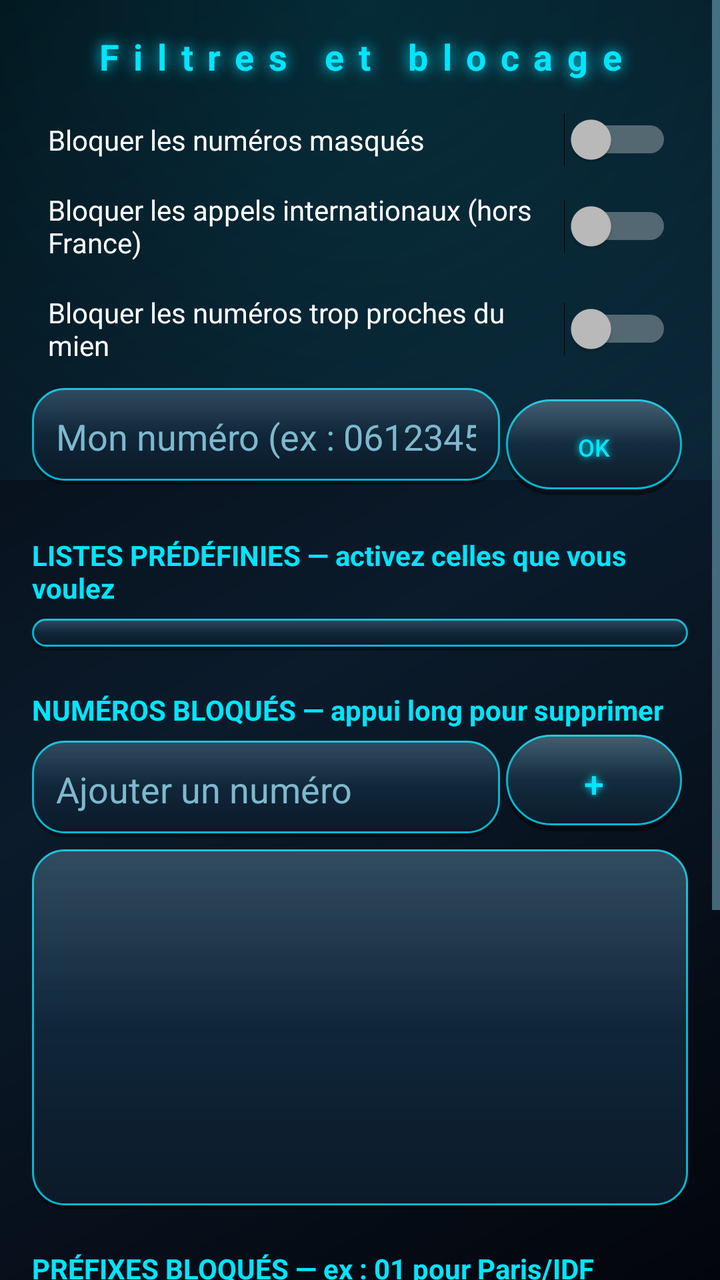
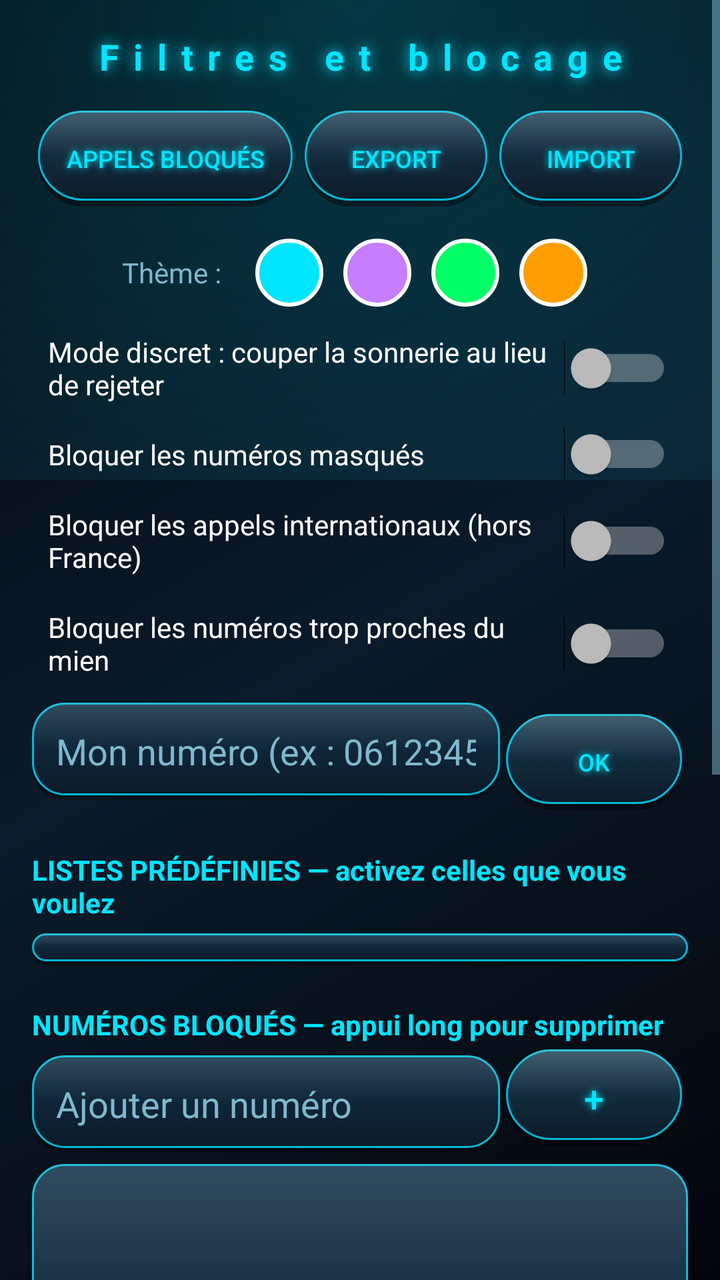

Compare the two renders of this Android layout. The source of the first and the diff that turns it into the second are given below.
<!-- AndroidManifest.xml: application theme AppTheme -->
<!-- res/layout/activity_filters.xml -->
<?xml version="1.0" encoding="utf-8"?>
<ScrollView xmlns:android="http://schemas.android.com/apk/res/android"
    android:layout_width="match_parent"
    android:layout_height="match_parent">

    <LinearLayout
        android:layout_width="match_parent"
        android:layout_height="wrap_content"
        android:orientation="vertical"
        android:padding="16dp">

        <TextView
            style="@style/NeonTitle"
            android:layout_width="match_parent"
            android:layout_height="wrap_content"
            android:gravity="center"
            android:text="@string/filters_title"
            android:textSize="18sp"
            android:paddingBottom="12dp" />

        <Switch android:id="@+id/swHidden"
            android:layout_width="match_parent" android:layout_height="wrap_content"
            android:padding="8dp" android:text="@string/block_hidden" />

        <Switch android:id="@+id/swInternational"
            android:layout_width="match_parent" android:layout_height="wrap_content"
            android:padding="8dp" android:text="@string/block_international" />

        <Switch android:id="@+id/swNeighbors"
            android:layout_width="match_parent" android:layout_height="wrap_content"
            android:padding="8dp" android:text="@string/block_neighbors" />

        <LinearLayout
            android:layout_width="match_parent" android:layout_height="wrap_content"
            android:orientation="horizontal" android:layout_marginTop="4dp">

            <EditText android:id="@+id/editMyNumber"
                android:layout_width="0dp" android:layout_height="wrap_content"
                android:layout_weight="1" android:inputType="phone"
                android:background="@drawable/panel_round" android:padding="12dp"
                android:hint="@string/my_number_hint" />

            <Button android:id="@+id/btnSaveMy" style="@style/ActionBtn"
                android:layout_width="wrap_content" android:paddingStart="18dp"
                android:paddingEnd="18dp" android:text="@string/save" />
        </LinearLayout>

        <TextView
            android:layout_width="match_parent" android:layout_height="wrap_content"
            android:layout_marginTop="20dp" android:textStyle="bold"
            android:textColor="@color/neon" android:text="@string/predefined_lists" />

        <LinearLayout
            android:id="@+id/listsContainer"
            android:layout_width="match_parent"
            android:layout_height="wrap_content"
            android:orientation="vertical"
            android:background="@drawable/panel_round"
            android:padding="8dp"
            android:layout_marginTop="6dp" />

        <TextView
            android:layout_width="match_parent" android:layout_height="wrap_content"
            android:layout_marginTop="20dp" android:textStyle="bold"
            android:textColor="@color/neon" android:text="@string/blocked_numbers" />

        <LinearLayout
            android:layout_width="match_parent" android:layout_height="wrap_content"
            android:orientation="horizontal">

            <EditText android:id="@+id/editAddNumber"
                android:layout_width="0dp" android:layout_height="wrap_content"
                android:layout_weight="1" android:inputType="phone"
                android:background="@drawable/panel_round" android:padding="12dp"
                android:layout_marginTop="6dp"
                android:hint="@string/add_number_hint" />

            <Button android:id="@+id/btnAddNumber" style="@style/ActionBtn"
                android:layout_width="wrap_content" android:paddingStart="20dp"
                android:paddingEnd="20dp" android:textSize="18sp" android:text="@string/add" />
        </LinearLayout>

        <ListView android:id="@+id/listNumbers"
            android:layout_width="match_parent" android:layout_height="180dp"
            android:background="@drawable/panel_round" android:layout_marginTop="6dp"
            android:divider="@color/neon_dim" android:dividerHeight="0.5dp" />

        <TextView
            android:layout_width="match_parent" android:layout_height="wrap_content"
            android:layout_marginTop="20dp" android:textStyle="bold"
            android:textColor="@color/neon" android:text="@string/blocked_prefixes" />

        <LinearLayout
            android:layout_width="match_parent" android:layout_height="wrap_content"
            android:orientation="horizontal">

            <EditText android:id="@+id/editAddPrefix"
                android:layout_width="0dp" android:layout_height="wrap_content"
                android:layout_weight="1" android:inputType="phone"
                android:background="@drawable/panel_round" android:padding="12dp"
                android:layout_marginTop="6dp"
                android:hint="@string/add_prefix_hint" />

            <Button android:id="@+id/btnAddPrefix" style="@style/ActionBtn"
                android:layout_width="wrap_content" android:paddingStart="20dp"
                android:paddingEnd="20dp" android:textSize="18sp" android:text="@string/add" />
        </LinearLayout>

        <ListView android:id="@+id/listPrefixes"
            android:layout_width="match_parent" android:layout_height="180dp"
            android:background="@drawable/panel_round" android:layout_marginTop="6dp"
            android:divider="@color/neon_dim" android:dividerHeight="0.5dp" />
    </LinearLayout>
</ScrollView>
<!-- resources referenced by this layout -->
<resources>
  <color name="neon">#00E5FF</color>
  <color name="neon_dim">#00B8D4</color>
  <!-- drawable panel_round (drawable) -->
  <?xml version="1.0" encoding="utf-8"?>
  <layer-list xmlns:android="http://schemas.android.com/apk/res/android">
      <item android:top="2dp">
          <shape>
              <solid android:color="#59000000" />
              <corners android:radius="16dp" />
          </shape>
      </item>
      <item android:bottom="2dp">
          <shape>
              <gradient android:angle="90"
                  android:startColor="#0B1A28" android:endColor="#14324A" />
              <corners android:radius="16dp" />
              <stroke android:width="1dp" android:color="@color/neon_dim" />
          </shape>
      </item>
      <item android:bottom="2dp">
          <shape>
              <gradient android:angle="270"
                  android:startColor="#1FFFFFFF" android:centerColor="#00FFFFFF"
                  android:endColor="#00FFFFFF" />
              <corners android:radius="16dp" />
          </shape>
      </item>
  </layer-list>
  <style name="ActionBtn">
          <item name="android:layout_height">wrap_content</item>
          <item name="android:textColor">@color/neon</item>
          <item name="android:textSize">12sp</item>
          <item name="android:background">@drawable/btn_action</item>
          <item name="android:stateListAnimator">@animator/press</item>
          <item name="android:layout_margin">3dp</item>
          <item name="android:paddingTop">12dp</item>
          <item name="android:paddingBottom">12dp</item>
          <item name="android:shadowColor">@color/neon</item>
          <item name="android:shadowRadius">8</item>
          <item name="android:shadowDx">0</item>
          <item name="android:shadowDy">0</item>
      </style>
  <style name="NeonTitle">
          <item name="android:textColor">@color/neon</item>
          <item name="android:textStyle">bold</item>
          <item name="android:letterSpacing">0.4</item>
          <item name="android:shadowColor">@color/neon</item>
          <item name="android:shadowRadius">18</item>
          <item name="android:shadowDx">0</item>
          <item name="android:shadowDy">0</item>
      </style>
  <style name="AppTheme" parent="android:Theme.Material.NoActionBar">
          <item name="android:windowBackground">@drawable/bg_gradient</item>
          <item name="android:colorAccent">@color/neon</item>
          <item name="android:textColor">@color/text_main</item>
          <item name="android:textColorPrimary">@color/text_main</item>
          <item name="android:textColorSecondary">@color/text_dim</item>
          <item name="android:editTextColor">@color/text_main</item>
          <item name="android:textColorHint">@color/text_dim</item>
          <item name="android:statusBarColor">@color/bg_deep</item>
          <item name="android:navigationBarColor">@color/bg_deep</item>
      </style>
  <!-- drawable btn_action (drawable) -->
  <?xml version="1.0" encoding="utf-8"?>
  <selector xmlns:android="http://schemas.android.com/apk/res/android">
      <item android:state_pressed="true">
          <layer-list>
              <item>
                  <shape>
                      <gradient android:angle="270"
                          android:startColor="#0A1420" android:endColor="#1E4A63" />
                      <corners android:radius="24dp" />
                      <stroke android:width="1.5dp" android:color="@color/neon" />
                  </shape>
              </item>
          </layer-list>
      </item>
      <item>
          <layer-list>
              
              <item android:top="3dp">
                  <shape>
                      <solid android:color="#66000000" />
                      <corners android:radius="24dp" />
                  </shape>
              </item>
              
              <item android:bottom="3dp">
                  <shape>
                      <gradient android:angle="90"
                          android:startColor="#0C1B2A" android:endColor="#1A3D52" />
                      <corners android:radius="24dp" />
                      <stroke android:width="1dp" android:color="@color/neon_dim" />
                  </shape>
              </item>
              
              <item android:bottom="3dp">
                  <shape>
                      <gradient android:angle="270"
                          android:startColor="#2EFFFFFF" android:centerColor="#00FFFFFF"
                          android:endColor="#00FFFFFF" />
                      <corners android:radius="24dp" />
                  </shape>
              </item>
          </layer-list>
      </item>
  </selector>
  <!-- drawable bg_gradient (drawable) -->
  <?xml version="1.0" encoding="utf-8"?>
  <layer-list xmlns:android="http://schemas.android.com/apk/res/android">
      <item>
          <shape>
              <gradient
                  android:startColor="#03050C"
                  android:centerColor="#0B1B2B"
                  android:endColor="#03050C"
                  android:angle="135" />
          </shape>
      </item>
      
      <item android:bottom="400dp">
          <shape>
              <gradient
                  android:type="radial"
                  android:gradientRadius="420dp"
                  android:centerX="0.5" android:centerY="0"
                  android:startColor="#2600E5FF"
                  android:endColor="#0000E5FF" />
          </shape>
      </item>
  </layer-list>
  <!-- unchanged entries left out for length: 15 -->
</resources>

<!-- the commit's change to res/layout/activity_filters.xml (unified diff, before → after) -->
@@ -17,6 +17,51 @@
             android:text="@string/filters_title"
             android:textSize="18sp"
             android:paddingBottom="12dp" />
+
+        <LinearLayout
+            android:layout_width="match_parent"
+            android:layout_height="wrap_content"
+            android:orientation="horizontal">
+
+            <Button android:id="@+id/btnBlockedLog" style="@style/ActionBtn"
+                android:layout_width="0dp" android:layout_weight="1.4"
+                android:text="@string/blocked_log_btn" />
+            <Button android:id="@+id/btnExport" style="@style/ActionBtn"
+                android:layout_width="0dp" android:layout_weight="1"
+                android:text="@string/export" />
+            <Button android:id="@+id/btnImport" style="@style/ActionBtn"
+                android:layout_width="0dp" android:layout_weight="1"
+                android:text="@string/import_btn" />
+        </LinearLayout>
+
+        <LinearLayout
+            android:layout_width="match_parent"
+            android:layout_height="wrap_content"
+            android:orientation="horizontal"
+            android:gravity="center"
+            android:layout_marginTop="8dp">
+
+            <TextView
+                android:layout_width="wrap_content" android:layout_height="wrap_content"
+                android:text="@string/theme_label" android:textColor="@color/text_dim"
+                android:layout_marginEnd="12dp" />
+            <View android:id="@+id/themeCyan" android:layout_width="34dp"
+                android:layout_height="34dp" android:layout_margin="5dp"
+                android:background="@drawable/dot_cyan" />
+            <View android:id="@+id/themeViolet" android:layout_width="34dp"
+                android:layout_height="34dp" android:layout_margin="5dp"
+                android:background="@drawable/dot_violet" />
+            <View android:id="@+id/themeGreen" android:layout_width="34dp"
+                android:layout_height="34dp" android:layout_margin="5dp"
+                android:background="@drawable/dot_green" />
+            <View android:id="@+id/themeOrange" android:layout_width="34dp"
+                android:layout_height="34dp" android:layout_margin="5dp"
+                android:background="@drawable/dot_orange" />
+        </LinearLayout>
+
+        <Switch android:id="@+id/swSilent"
+            android:layout_width="match_parent" android:layout_height="wrap_content"
+            android:padding="8dp" android:text="@string/silent_mode" />
 
         <Switch android:id="@+id/swHidden"
             android:layout_width="match_parent" android:layout_height="wrap_content"
@@ -48,7 +93,7 @@
         <TextView
             android:layout_width="match_parent" android:layout_height="wrap_content"
             android:layout_marginTop="20dp" android:textStyle="bold"
-            android:textColor="@color/neon" android:text="@string/predefined_lists" />
+            android:textColor="?attr/cNeon" android:text="@string/predefined_lists" />
 
         <LinearLayout
             android:id="@+id/listsContainer"
@@ -62,7 +107,7 @@
         <TextView
             android:layout_width="match_parent" android:layout_height="wrap_content"
             android:layout_marginTop="20dp" android:textStyle="bold"
-            android:textColor="@color/neon" android:text="@string/blocked_numbers" />
+            android:textColor="?attr/cNeon" android:text="@string/blocked_numbers" />
 
         <LinearLayout
             android:layout_width="match_parent" android:layout_height="wrap_content"
@@ -83,12 +128,12 @@
         <ListView android:id="@+id/listNumbers"
             android:layout_width="match_parent" android:layout_height="180dp"
             android:background="@drawable/panel_round" android:layout_marginTop="6dp"
-            android:divider="@color/neon_dim" android:dividerHeight="0.5dp" />
+            android:divider="?attr/cNeonDim" android:dividerHeight="0.5dp" />
 
         <TextView
             android:layout_width="match_parent" android:layout_height="wrap_content"
             android:layout_marginTop="20dp" android:textStyle="bold"
-            android:textColor="@color/neon" android:text="@string/blocked_prefixes" />
+            android:textColor="?attr/cNeon" android:text="@string/blocked_prefixes" />
 
         <LinearLayout
             android:layout_width="match_parent" android:layout_height="wrap_content"
@@ -109,6 +154,6 @@
         <ListView android:id="@+id/listPrefixes"
             android:layout_width="match_parent" android:layout_height="180dp"
             android:background="@drawable/panel_round" android:layout_marginTop="6dp"
-            android:divider="@color/neon_dim" android:dividerHeight="0.5dp" />
+            android:divider="?attr/cNeonDim" android:dividerHeight="0.5dp" />
     </LinearLayout>
 </ScrollView>
<!-- resource entries referenced after the edit -->
@@ -1,7 +1,21 @@
 <!-- resources referenced by this layout -->
 <resources>
-  <color name="neon">#00E5FF</color>
-  <color name="neon_dim">#00B8D4</color>
+  <!-- drawable dot_cyan (drawable) -->
+  <shape xmlns:android="http://schemas.android.com/apk/res/android" android:shape="oval">
+      <solid android:color="#00E5FF" /><stroke android:width="2dp" android:color="#FFFFFF" />
+  </shape>
+  <!-- drawable dot_green (drawable) -->
+  <shape xmlns:android="http://schemas.android.com/apk/res/android" android:shape="oval">
+      <solid android:color="#00FF66" /><stroke android:width="2dp" android:color="#FFFFFF" />
+  </shape>
+  <!-- drawable dot_orange (drawable) -->
+  <shape xmlns:android="http://schemas.android.com/apk/res/android" android:shape="oval">
+      <solid android:color="#FF9E00" /><stroke android:width="2dp" android:color="#FFFFFF" />
+  </shape>
+  <!-- drawable dot_violet (drawable) -->
+  <shape xmlns:android="http://schemas.android.com/apk/res/android" android:shape="oval">
+      <solid android:color="#C77DFF" /><stroke android:width="2dp" android:color="#FFFFFF" />
+  </shape>
   <!-- drawable panel_round (drawable) -->
   <?xml version="1.0" encoding="utf-8"?>
   <layer-list xmlns:android="http://schemas.android.com/apk/res/android">
@@ -16,7 +30,7 @@
               <gradient android:angle="90"
                   android:startColor="#0B1A28" android:endColor="#14324A" />
               <corners android:radius="16dp" />
-              <stroke android:width="1dp" android:color="@color/neon_dim" />
+              <stroke android:width="1dp" android:color="?attr/cNeonDim" />
           </shape>
       </item>
       <item android:bottom="2dp">
@@ -28,32 +42,37 @@
           </shape>
       </item>
   </layer-list>
+  <string name="blocked_log_btn">APPELS BLOQUÉS</string>
+  <string name="export">EXPORT</string>
+  <string name="import_btn">IMPORT</string>
+  <string name="silent_mode">Mode discret : couper la sonnerie au lieu de rejeter</string>
+  <string name="theme_label">Thème :</string>
   <style name="ActionBtn">
           <item name="android:layout_height">wrap_content</item>
-          <item name="android:textColor">@color/neon</item>
+          <item name="android:textColor">?attr/cNeon</item>
           <item name="android:textSize">12sp</item>
           <item name="android:background">@drawable/btn_action</item>
           <item name="android:stateListAnimator">@animator/press</item>
           <item name="android:layout_margin">3dp</item>
           <item name="android:paddingTop">12dp</item>
           <item name="android:paddingBottom">12dp</item>
-          <item name="android:shadowColor">@color/neon</item>
+          <item name="android:shadowColor">?attr/cNeon</item>
           <item name="android:shadowRadius">8</item>
           <item name="android:shadowDx">0</item>
           <item name="android:shadowDy">0</item>
       </style>
   <style name="NeonTitle">
-          <item name="android:textColor">@color/neon</item>
+          <item name="android:textColor">?attr/cNeon</item>
           <item name="android:textStyle">bold</item>
           <item name="android:letterSpacing">0.4</item>
-          <item name="android:shadowColor">@color/neon</item>
+          <item name="android:shadowColor">?attr/cNeon</item>
           <item name="android:shadowRadius">18</item>
           <item name="android:shadowDx">0</item>
           <item name="android:shadowDy">0</item>
       </style>
   <style name="AppTheme" parent="android:Theme.Material.NoActionBar">
           <item name="android:windowBackground">@drawable/bg_gradient</item>
-          <item name="android:colorAccent">@color/neon</item>
+          <item name="android:colorAccent">?attr/cNeon</item>
           <item name="android:textColor">@color/text_main</item>
           <item name="android:textColorPrimary">@color/text_main</item>
           <item name="android:textColorSecondary">@color/text_dim</item>
@@ -61,6 +80,11 @@
           <item name="android:textColorHint">@color/text_dim</item>
           <item name="android:statusBarColor">@color/bg_deep</item>
           <item name="android:navigationBarColor">@color/bg_deep</item>
+          
+          <item name="cNeon">#00E5FF</item>
+          <item name="cNeonDim">#00B8D4</item>
+          <item name="cHalo">#3300E5FF</item>
+          <item name="cHaloStrong">#8000E5FF</item>
       </style>
   <!-- drawable btn_action (drawable) -->
   <?xml version="1.0" encoding="utf-8"?>
@@ -72,30 +96,27 @@
                       <gradient android:angle="270"
                           android:startColor="#0A1420" android:endColor="#1E4A63" />
                       <corners android:radius="24dp" />
-                      <stroke android:width="1.5dp" android:color="@color/neon" />
+                      <stroke android:width="1.5dp" android:color="?attr/cNeon" />
                   </shape>
               </item>
           </layer-list>
       </item>
       <item>
           <layer-list>
-              
               <item android:top="3dp">
                   <shape>
                       <solid android:color="#66000000" />
                       <corners android:radius="24dp" />
                   </shape>
               </item>
-              
               <item android:bottom="3dp">
                   <shape>
                       <gradient android:angle="90"
                           android:startColor="#0C1B2A" android:endColor="#1A3D52" />
                       <corners android:radius="24dp" />
-                      <stroke android:width="1dp" android:color="@color/neon_dim" />
+                      <stroke android:width="1dp" android:color="?attr/cNeonDim" />
                   </shape>
               </item>
-              
               <item android:bottom="3dp">
                   <shape>
                       <gradient android:angle="270"
@@ -119,15 +140,14 @@
                   android:angle="135" />
           </shape>
       </item>
-      
       <item android:bottom="400dp">
           <shape>
               <gradient
                   android:type="radial"
                   android:gradientRadius="420dp"
                   android:centerX="0.5" android:centerY="0"
-                  android:startColor="#2600E5FF"
-                  android:endColor="#0000E5FF" />
+                  android:startColor="?attr/cHalo"
+                  android:endColor="#00000000" />
           </shape>
       </item>
   </layer-list>
